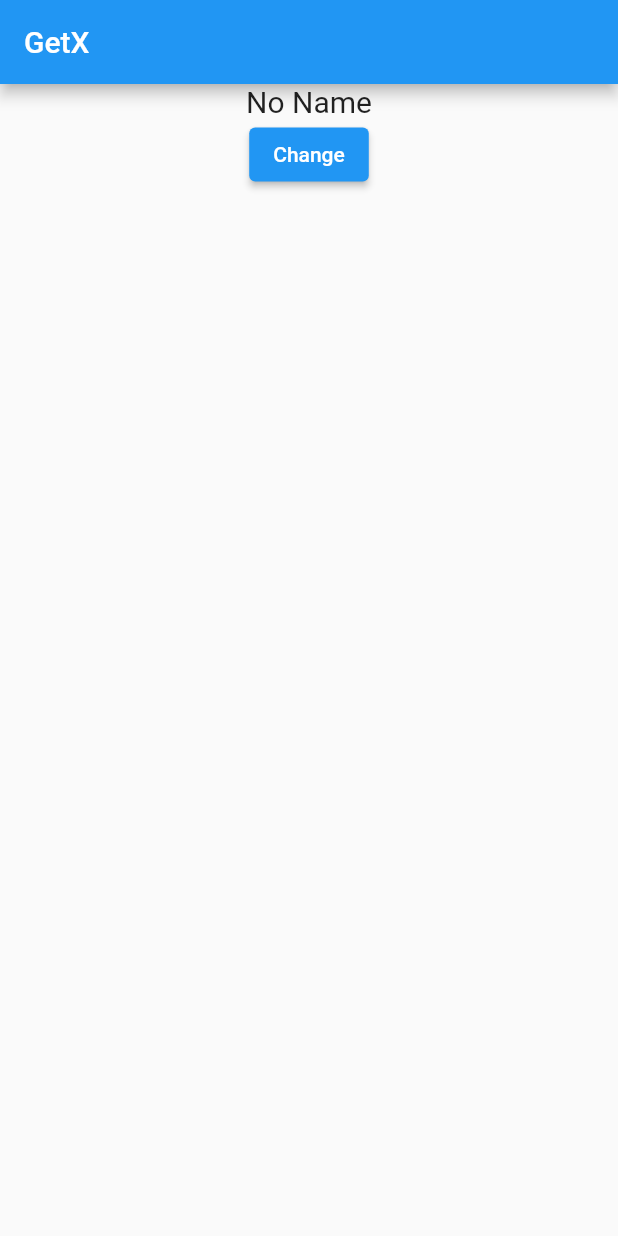
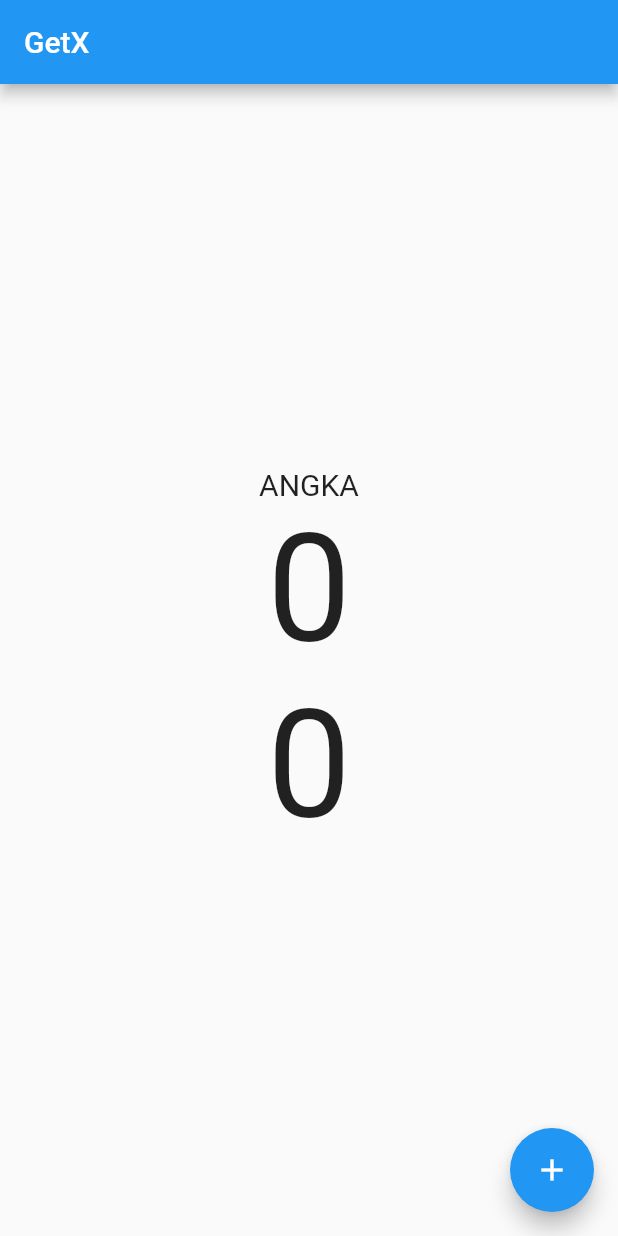
Before and after one commit to askaerlangga/belajar_flutter_dasar, a Flutter app: the screen it shows after launch, on a phone screen of 412 x 824 dp. Run offline on Flutter 3.47's test engine with Material 2 defaults, Android fonts, the phone set to English and light mode, and no system bars; our stand-ins replace get.

Commit message:
GetX Unique ID

```diff
--- /dev/null
+++ b/lib/controllers/count_controller.dart
@@ -0,0 +1,10 @@
+import 'package:get/get.dart';
+
+class CounterController extends GetxController {
+  var counter = 0;
+  void increment() {
+    counter++;
+    // Masukan unique ID di sini
+    update(['01']);
+  }
+}
--- a/lib/controllers/person_controller.dart
+++ /dev/null
@@ -1,10 +0,0 @@
-import 'package:belajar_flutter_dasar/models/person.dart';
-import 'package:get/get.dart';
-
-class PersonController extends GetxController {
-  var person = Person();
-  void changeUpperCase() {
-    person.name = person.name.toString().toUpperCase();
-    update();
-  }
-}
--- a/lib/models/person.dart
+++ /dev/null
@@ -1,5 +0,0 @@
-class Person {
-  var name;
-  var address;
-  Person({this.name = 'No Name', this.address = 'No Address'});
-}
--- a/lib/screens/home_page.dart
+++ b/lib/screens/home_page.dart
@@ -1,30 +1,45 @@
-import 'package:belajar_flutter_dasar/controllers/person_controller.dart';
+import 'package:belajar_flutter_dasar/controllers/count_controller.dart';
 import 'package:flutter/material.dart';
 import 'package:get/get.dart';
 
 class HomePage extends StatelessWidget {
   HomePage({Key? key}) : super(key: key);
+  final counterController = Get.put(CounterController());
 
   @override
   Widget build(BuildContext context) {
     return Scaffold(
+      floatingActionButton: FloatingActionButton(
+        child: const Icon(Icons.add),
+        onPressed: () {
+          counterController.increment();
+        },
+      ),
       appBar: AppBar(
         title: const Text('GetX'),
       ),
       body: Center(
         child: Column(
+          mainAxisAlignment: MainAxisAlignment.center,
           children: [
-            GetBuilder<PersonController>(
-                init: PersonController(),
-                builder: ((controller) => Text(
-                      controller.person.name,
-                      style: const TextStyle(fontSize: 20),
-                    ))),
-            ElevatedButton(
-                onPressed: () {
-                  Get.find<PersonController>().changeUpperCase();
-                },
-                child: Text('Change'))
+            const Text(
+              'ANGKA',
+              style: TextStyle(fontSize: 20),
+            ),
+            GetBuilder<CounterController>(
+              // Unique ID
+              id: '01',
+              builder: (_) => Text(
+                counterController.counter.toString(),
+                style: const TextStyle(fontSize: 100),
+              ),
+            ),
+            GetBuilder<CounterController>(
+              builder: (_) => Text(
+                counterController.counter.toString(),
+                style: const TextStyle(fontSize: 100),
+              ),
+            )
           ],
         ),
       ),
```
Also changed, not shown: lib/screens/second_page.dart (deleted).
